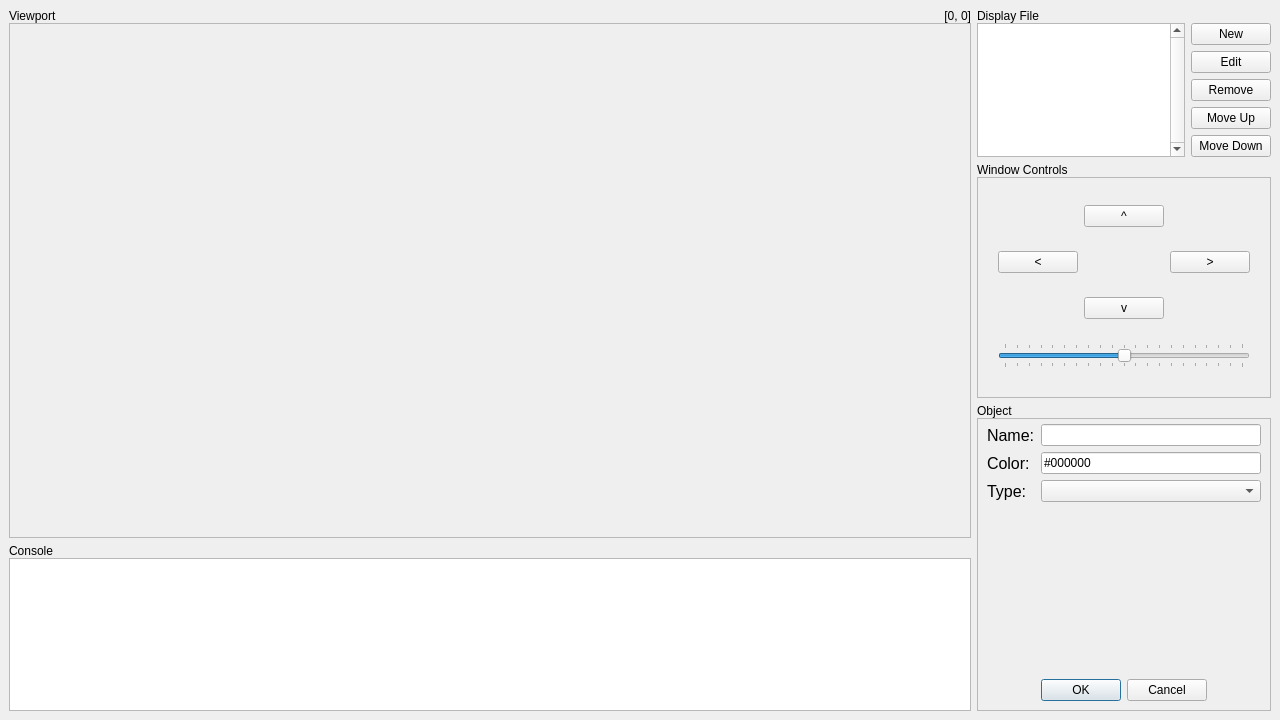
Old version of the form data/main.ui in the repository RamAddict/Interactive-Graphical-System.
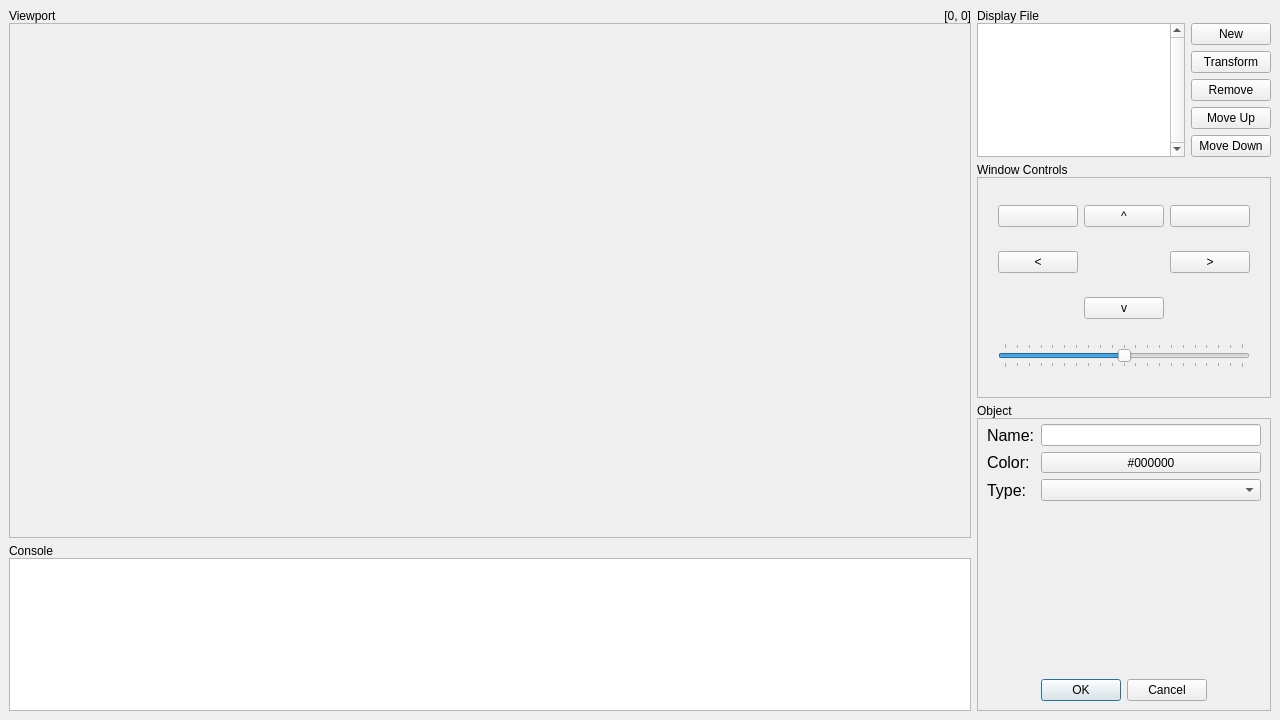
New version of the form. The open tabs and pages were chosen to show the change. Icons and pictures are not drawn.

Commit message:
Add tilt buttons
Also improved the color picker.

```diff
--- a/data/main.ui
+++ b/data/main.ui
@@ -63,7 +63,7 @@
           <item>
            <widget class="QPushButton" name="editButton">
             <property name="text">
-             <string>Edit</string>
+             <string>Transform</string>
             </property>
            </widget>
           </item>
@@ -177,6 +177,34 @@
            </property>
           </widget>
          </item>
+         <item row="0" column="2">
+          <widget class="QPushButton" name="tiltRightBtn">
+           <property name="text">
+            <string/>
+           </property>
+           <property name="icon">
+            <iconset theme="object-rotate-right">
+             <normaloff>.</normaloff>.</iconset>
+           </property>
+           <property name="autoRepeat">
+            <bool>true</bool>
+           </property>
+          </widget>
+         </item>
+         <item row="0" column="0">
+          <widget class="QPushButton" name="tiltLeftBtn">
+           <property name="text">
+            <string/>
+           </property>
+           <property name="icon">
+            <iconset theme="object-rotate-left">
+             <normaloff>.</normaloff>.</iconset>
+           </property>
+           <property name="autoRepeat">
+            <bool>true</bool>
+           </property>
+          </widget>
+         </item>
         </layout>
        </widget>
       </item>
@@ -325,8 +353,8 @@
             <rect>
              <x>0</x>
              <y>0</y>
-             <width>186</width>
-             <height>161</height>
+             <width>306</width>
+             <height>249</height>
             </rect>
            </property>
            <layout class="QVBoxLayout" name="verticalLayout" stretch="0,0">
@@ -357,16 +385,6 @@
                 </property>
                </widget>
               </item>
-              <item row="1" column="1">
-               <widget class="QLineEdit" name="colorEdit">
-                <property name="inputMask">
-                 <string>\#HHHHHH</string>
-                </property>
-                <property name="text">
-                 <string>#000000</string>
-                </property>
-               </widget>
-              </item>
               <item row="2" column="1">
                <widget class="QComboBox" name="typeBox">
                 <property name="currentIndex">
@@ -413,6 +431,29 @@
                 </property>
                </widget>
               </item>
+              <item row="1" column="1">
+               <widget class="QToolButton" name="colorEdit">
+                <property name="sizePolicy">
+                 <sizepolicy hsizetype="Expanding" vsizetype="Fixed">
+                  <horstretch>0</horstretch>
+                  <verstretch>0</verstretch>
+                 </sizepolicy>
+                </property>
+                <property name="text">
+                 <string>#000000</string>
+                </property>
+                <property name="icon">
+                 <iconset theme="applications-accessories">
+                  <normaloff>.</normaloff>.</iconset>
+                </property>
+                <property name="popupMode">
+                 <enum>QToolButton::InstantPopup</enum>
+                </property>
+                <property name="toolButtonStyle">
+                 <enum>Qt::ToolButtonTextBesideIcon</enum>
+                </property>
+               </widget>
+              </item>
              </layout>
             </item>
             <item>
```
Left out of the diff: 22 changed lines with no effect on the pictures. The commit also changes 1 other file.
